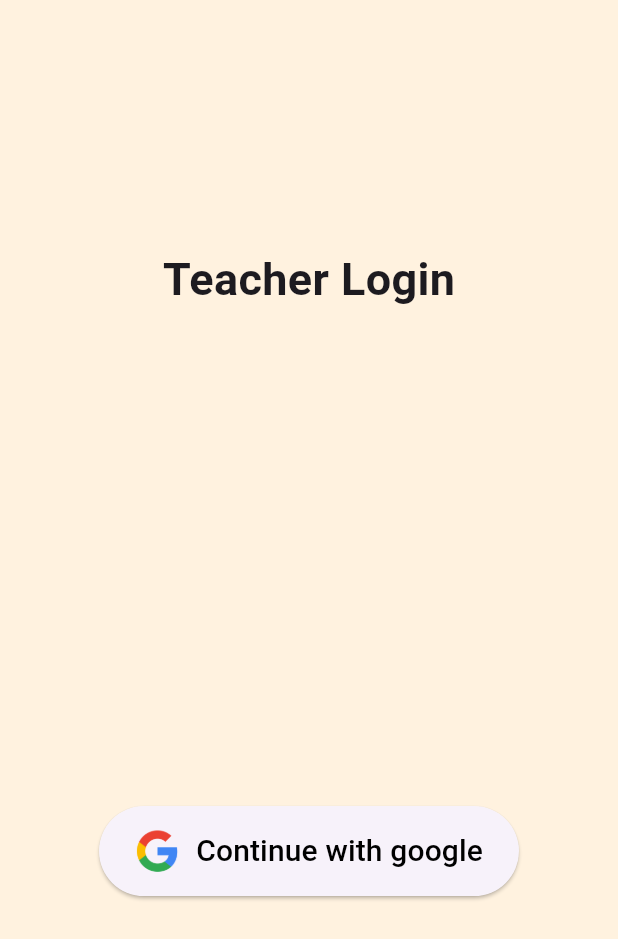
After one commit to naman280104/attendance-app, a Flutter app: the screen it shows after launch, after a tap on "Teacher", on a phone screen of 412 x 824 dp. The commit adds this screen. Shown: the top 939 px of the screen. Run offline on Flutter 3.47's test engine with Material 3 defaults, Android fonts, the phone set to English and light mode, and no system bars; missing offline and left inert: flutter_awesome_bottom_sheet.

Commit message:
continue with google ui added

```diff
--- a/client/lib/ask_role.dart
+++ b/client/lib/ask_role.dart
@@ -1,3 +1,4 @@
+import 'package:attendance/teacher/presentation/screens/teacher_sign_in.dart';
 import 'package:flutter/material.dart';
 import 'assets/constants/colors.dart';
 
@@ -74,7 +75,9 @@ class AskRole extends StatelessWidget {
               width: MediaQuery.of(context).size.width * 0.6,
               height: 50,
               child: ElevatedButton(
-                onPressed: (){},
+                onPressed: (){
+                  Navigator.push(context, MaterialPageRoute(builder: (context)=>TeacherSignIn()));
+                },
                 style: ButtonStyle(
                   backgroundColor: MaterialStateColor.resolveWith((states) => Colors.white),
                   shape: MaterialStateProperty.all<RoundedRectangleBorder>(RoundedRectangleBorder(borderRadius: BorderRadius.circular(10)))),
--- a/client/lib/main.dart
+++ b/client/lib/main.dart
@@ -16,7 +16,7 @@ class MyApp extends StatelessWidget {
     return const MaterialApp(
       title: 'Attendance',
       debugShowCheckedModeBanner: false,
-      home: StudentHome(),
+      home: SplashScreen(),
     );
   }
 }
--- /dev/null
+++ b/client/lib/teacher/presentation/screens/teacher_sign_in.dart
@@ -0,0 +1,37 @@
+import 'package:attendance/assets/constants/colors.dart';
+import 'package:flutter/material.dart';
+
+class TeacherSignIn extends StatelessWidget {
+  const TeacherSignIn({super.key});
+
+  @override
+  Widget build(BuildContext context) {
+    return Scaffold(
+      backgroundColor: initialBg,
+      body: Center(
+        child: Column(
+          children: [
+            SizedBox(height: MediaQuery.of(context).size.height*0.2,),
+            const Text('Teacher Login',style: TextStyle(fontSize: 30,fontWeight: FontWeight.bold),),
+            SizedBox(height: MediaQuery.of(context).size.height*0.4,),
+            SizedBox(
+              width: 280,
+              height: 60,
+              child: ElevatedButton(
+                onPressed: (){},
+                child: Row(
+                  children: <Widget>[
+                    Image.asset('lib/assets/images/google.png',height: 30,width: 30,),
+                    Expanded(child: SizedBox(width: 1,)),
+                    Text('Continue with google',style: TextStyle(fontSize: 20,color: primaryBlack),),
+                  ],
+                ),
+              ),
+
+            )
+          ],
+        ),
+      ),
+    );
+  }
+}
```
Also changed, not shown: client/lib/student/presentation/screens/student_sign_in.dart (added, +37 -0 lines), client/lib/assets/images/google.png (added).
